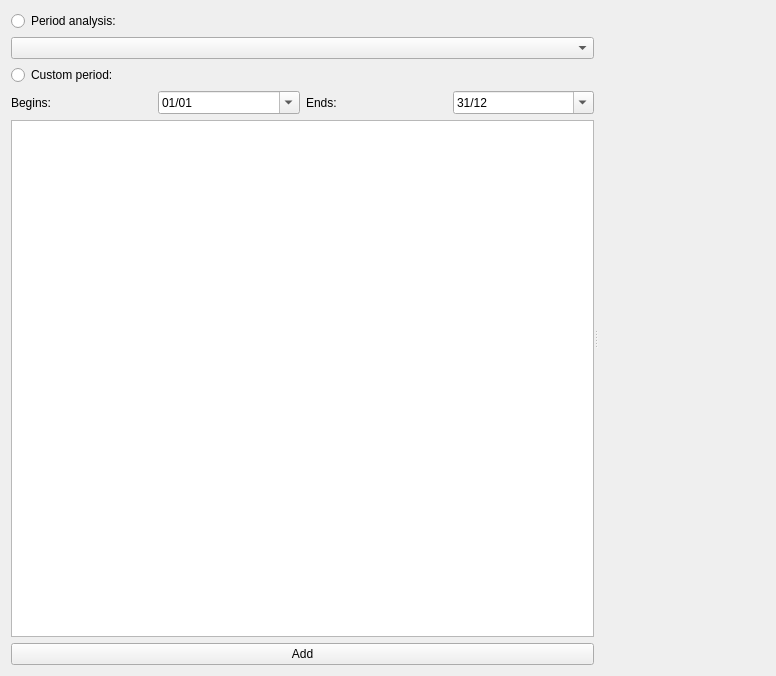
Above: src/resources/ui/dataplotter/periodicplot.ui from Nobatek/simuplot before the change. Below: the same form after it.
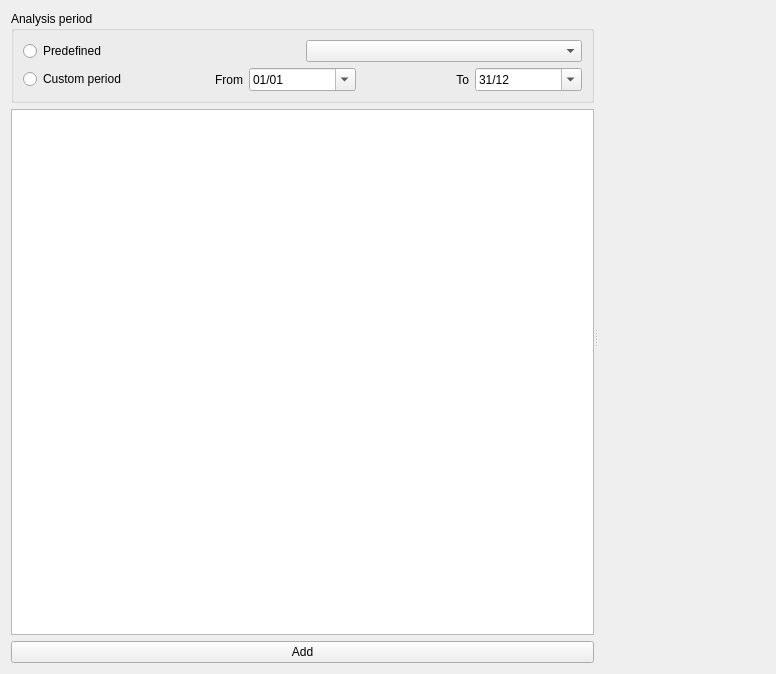
That is the form after the change. Custom widgets are drawn as their Qt base class.

Commit message: Rework Array, TimeInterval, heatgainpie, periodicplot, pilebargainloss

The edit to the form file:
```diff
--- a/src/resources/ui/dataplotter/periodicplot.ui
+++ b/src/resources/ui/dataplotter/periodicplot.ui
@@ -20,35 +20,48 @@
       <enum>Qt::Horizontal</enum>
      </property>
      <widget class="QWidget" name="layoutWidget">
+      <layout class="QVBoxLayout" name="dataLayout">
+       <item>
+        <widget class="QGroupBox" name="periodGroupBox">
+         <property name="title">
+          <string>Analysis period</string>
+         </property>
       <layout class="QVBoxLayout" name="verticalLayout">
        <item>
-        <widget class="QRadioButton" name="period_radio">
+           <layout class="QHBoxLayout" name="predefinedPeriodLayout">
+            <item>
+             <widget class="QRadioButton" name="predefinedPeriodCheckBox">
          <property name="text">
-          <string>Period analysis:</string>
+               <string>Predefined</string>
          </property>
         </widget>
        </item>
        <item>
-        <widget class="QComboBox" name="PeriodCombo"/>
-       </item>
+             <widget class="QComboBox" name="predefinedPeriodComboBox"/>
+            </item>
+           </layout>
+          </item>
        <item>
-        <widget class="QRadioButton" name="average_button">
+           <layout class="QHBoxLayout" name="customPeriodLayout">
+            <item>
+             <widget class="QRadioButton" name="customPeriodCheckBox">
          <property name="text">
-          <string>Custom period:</string>
+               <string>Custom period</string>
          </property>
         </widget>
        </item>
        <item>
-        <layout class="QHBoxLayout" name="horizontalLayout_2">
-         <item>
-          <widget class="QLabel" name="label">
+             <widget class="QLabel" name="beginDateLabel">
            <property name="text">
-            <string>Begins:</string>
-           </property>
+               <string>From</string>
+              </property>
+              <property name="alignment">
+               <set>Qt::AlignRight|Qt::AlignTrailing|Qt::AlignVCenter</set>
+              </property>
           </widget>
          </item>
          <item>
-          <widget class="QDateEdit" name="BeginDate">
+             <widget class="QDateEdit" name="beginDateEdit">
            <property name="date">
             <date>
              <year>2005</year>
@@ -85,14 +98,17 @@
           </widget>
          </item>
          <item>
-          <widget class="QLabel" name="label_2">
+             <widget class="QLabel" name="endDateLabel">
            <property name="text">
-            <string>Ends:</string>
-           </property>
+               <string>To</string>
+              </property>
+              <property name="alignment">
+               <set>Qt::AlignRight|Qt::AlignTrailing|Qt::AlignVCenter</set>
+              </property>
           </widget>
          </item>
          <item>
-          <widget class="QDateEdit" name="EndDate">
+             <widget class="QDateEdit" name="endDateEdit">
            <property name="date">
             <date>
              <year>2005</year>
@@ -130,8 +146,11 @@
          </item>
         </layout>
        </item>
+         </layout>
+        </widget>
+       </item>
        <item>
-        <widget class="QTableWidget" name="listW">
+        <widget class="QTableWidget" name="dataTable">
          <property name="sizePolicy">
           <sizepolicy hsizetype="Preferred" vsizetype="Expanding">
            <horstretch>0</horstretch>
@@ -168,7 +187,7 @@
         </widget>
        </item>
        <item>
-        <widget class="QPushButton" name="AddButton">
+        <widget class="QPushButton" name="addButton">
          <property name="text">
           <string>Add</string>
          </property>
```
Left out of the diff: 6 changed lines with no effect on the pictures. Lines whose indentation alone changed are shown as unchanged. The commit also changes 13 other files.
